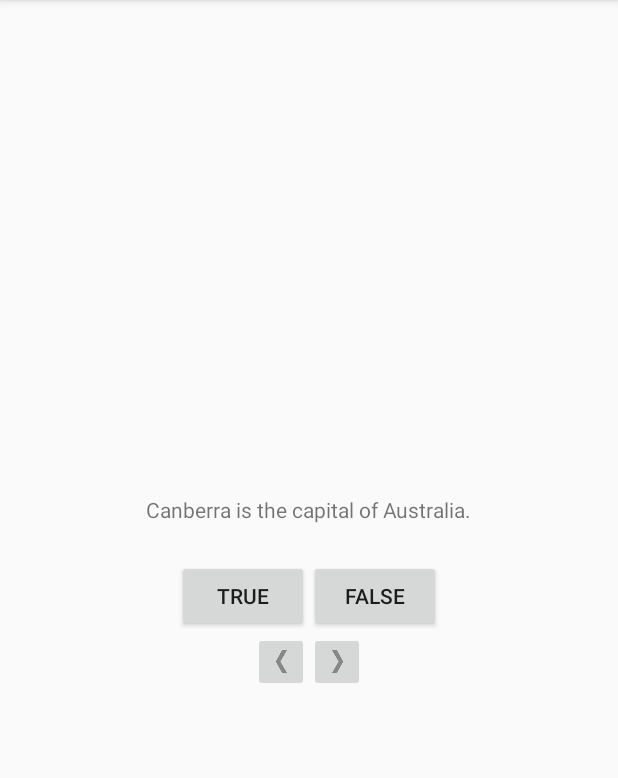
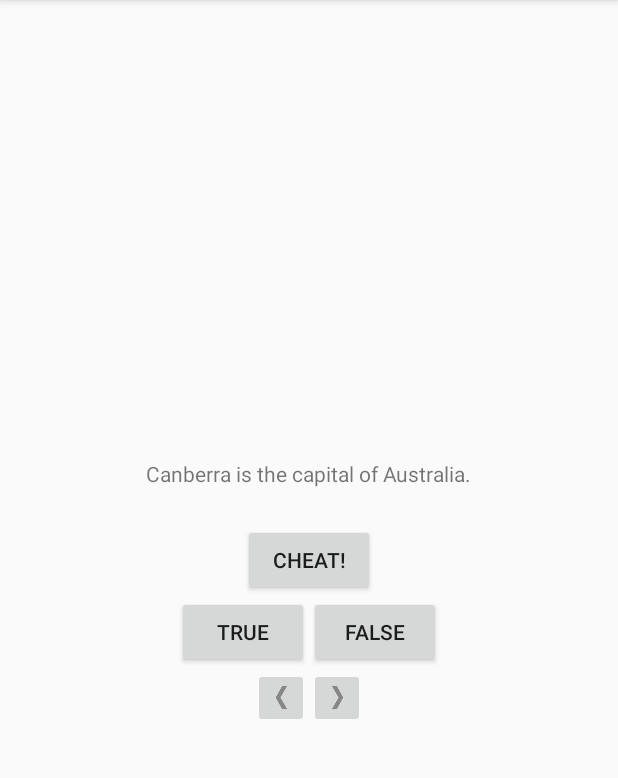
Before and after one commit to duydung2007/IOTLink_Android_Learning, an Android app: the screen it shows after launch (QuizActivity), on a phone screen of 412 x 824 dp, the part 84-862 px from its top. Run offline under Robolectric (Android 15) with nearby library versions, the phone set to English and light mode, and no system bars.

Commit message:
- Chapter 5: Your second activity

```diff
--- a/GeoQuiz/app/build.gradle
+++ b/GeoQuiz/app/build.gradle
@@ -24,7 +24,7 @@ android {
 
 dependencies {
     implementation fileTree(dir: 'libs', include: ['*.jar'])
-    implementation"org.jetbrains.kotlin:kotlin-stdlib-jdk7:$kotlin_version"
+    implementation "org.jetbrains.kotlin:kotlin-stdlib-jdk7:$kotlin_version"
     implementation 'com.android.support:appcompat-v7:28.0.0'
     implementation 'com.android.support.constraint:constraint-layout:1.1.3'
     testImplementation 'junit:junit:4.12'
--- a/GeoQuiz/app/src/main/AndroidManifest.xml
+++ b/GeoQuiz/app/src/main/AndroidManifest.xml
@@ -9,6 +9,8 @@
             android:roundIcon="@mipmap/ic_launcher_round"
             android:supportsRtl="true"
             android:theme="@style/AppTheme">
+        <activity android:name=".CheatActivity">
+        </activity>
         <activity android:name=".QuizActivity">
             <intent-filter>
                 <action android:name="android.intent.action.MAIN"/>
--- a/GeoQuiz/app/src/main/java/android/bignerdranch/com/QuizActivity.kt
+++ b/GeoQuiz/app/src/main/java/android/bignerdranch/com/QuizActivity.kt
@@ -1,5 +1,7 @@
 package android.bignerdranch.com
 
+import android.app.Activity
+import android.content.Intent
 import android.support.v7.app.AppCompatActivity
 import android.os.Bundle
 import android.util.Log
@@ -9,14 +11,17 @@ import android.widget.TextView
 import android.widget.Toast
 
 class QuizActivity : AppCompatActivity() {
+	companion object {
+		private const val TAG = "QuizActivity"
+		private const val KEY_INDEX = "index"
+		private const val REQUEST_CODE_CHEAT = 0
+	}
 	private var mTrueButton: Button? = null
 	private var mFalseButton: Button? = null
 	private var mPreviousButton: ImageButton? = null
 	private var mNextButton: ImageButton? = null
+	private var mCheatButton: Button? = null
 	private var mQuestionTextView: TextView? = null
-
-	private val TAG = "QuizActivity"
-	private val KEY_INDEX = "index"
 
 	private var mQuestionBank: Array<Question> = arrayOf(
 		Question(R.string.question_australia, true),
@@ -28,6 +33,7 @@ class QuizActivity : AppCompatActivity() {
 	)
 
 	private var mCurrentIndex: Int = 0
+	private var mIsCheater: Boolean = false
 
 	override fun onCreate(savedInstanceState: Bundle?) {
 		super.onCreate(savedInstanceState)
@@ -52,14 +58,37 @@ class QuizActivity : AppCompatActivity() {
 		mPreviousButton = findViewById(R.id.previous_button)
 		mPreviousButton?.setOnClickListener {
 			mCurrentIndex = if (mCurrentIndex > 0) mCurrentIndex - 1 else mQuestionBank.size - 1
+			mIsCheater = false
 			updateQuestion()
 		}
 		mNextButton = findViewById(R.id.next_button)
 		mNextButton?.setOnClickListener {
 			mCurrentIndex = (mCurrentIndex + 1) % mQuestionBank.size
+			mIsCheater = false
 			updateQuestion()
 		}
+		mCheatButton = findViewById(R.id.cheat_button)
+		mCheatButton?.setOnClickListener {
+			/** Start CheatActivity **/
+			val answerIsTrue = mQuestionBank[mCurrentIndex].isAnswerTrue()
+			val intent = CheatActivity.newIntent(this, answerIsTrue!!)
+			startActivityForResult(intent, REQUEST_CODE_CHEAT)
+		}
 		updateQuestion()
+	}
+
+	override fun onActivityResult(requestCode: Int, resultCode: Int, data: Intent?) {
+		super.onActivityResult(requestCode, resultCode, data)
+		if (resultCode != Activity.RESULT_OK) {
+			return
+		}
+
+		if (requestCode == REQUEST_CODE_CHEAT) {
+			if (data == null) {
+				return
+			}
+			mIsCheater = CheatActivity.wasAnswerShown(data)
+		}
 	}
 
 	private fun updateQuestion() {
@@ -70,11 +99,15 @@ class QuizActivity : AppCompatActivity() {
 	private fun checkAnswer(userPressedTrue: Boolean) {
 		val answerIsTrue = mQuestionBank[mCurrentIndex].isAnswerTrue()
 		var messageResId: Int
-		if (userPressedTrue == answerIsTrue) {
-			messageResId = R.string.correct_toast
+		if (mIsCheater) {
+			messageResId = R.string.judgment_toast
 		}
 		else {
-			messageResId = R.string.incorrect_toast
+			if (userPressedTrue == answerIsTrue) {
+				messageResId = R.string.correct_toast
+			} else {
+				messageResId = R.string.incorrect_toast
+			}
 		}
 		Toast.makeText(this, messageResId, Toast.LENGTH_SHORT).show()
 	}
--- a/GeoQuiz/app/src/main/res/layout-land/activity_quiz.xml
+++ b/GeoQuiz/app/src/main/res/layout-land/activity_quiz.xml
@@ -9,6 +9,12 @@
             android:layout_height="wrap_content"
             android:layout_gravity="center_horizontal"
             android:padding="24dp"/>
+    <Button
+            android:text="@string/cheat_button"
+            android:layout_width="wrap_content"
+            android:layout_height="wrap_content"
+            android:layout_gravity="bottom|center_horizontal"
+            android:id="@+id/cheat_button"/>
     <LinearLayout
             android:orientation="horizontal"
             android:layout_gravity="center_vertical|center_horizontal"
@@ -25,17 +31,12 @@
                 android:layout_width="wrap_content"
                 android:layout_height="wrap_content"/>
     </LinearLayout>
-    <LinearLayout
-            android:orientation="horizontal"
-            android:gravity="center_horizontal"
-            android:layout_gravity="bottom"
-            android:layout_width="match_parent"
-            android:layout_height="wrap_content">
     <ImageButton
             android:id="@+id/previous_button"
             android:layout_width="wrap_content"
             android:layout_height="wrap_content"
             android:src="@drawable/arrow_left"
+            android:layout_gravity="start|bottom"
             android:contentDescription="@string/true_button"
     />
     <ImageButton
@@ -43,7 +44,7 @@
             android:layout_width="wrap_content"
             android:layout_height="wrap_content"
             android:src="@drawable/arrow_right"
+            android:layout_gravity="end|bottom"
             android:contentDescription="@string/next_button"
     />
-    </LinearLayout>
 </FrameLayout>
--- a/GeoQuiz/app/src/main/res/layout/activity_quiz.xml
+++ b/GeoQuiz/app/src/main/res/layout/activity_quiz.xml
@@ -10,6 +10,11 @@
             android:layout_width="wrap_content"
             android:layout_height="wrap_content"
             android:padding="24dp"/>
+    <Button
+            android:text="@string/cheat_button"
+            android:layout_width="wrap_content"
+            android:layout_height="wrap_content"
+            android:id="@+id/cheat_button"/>
     <LinearLayout
             android:orientation="horizontal"
             android:layout_width="wrap_content"
--- a/GeoQuiz/app/src/main/res/values/strings.xml
+++ b/GeoQuiz/app/src/main/res/values/strings.xml
@@ -10,6 +10,10 @@
     <string name="false_button">False</string>
     <string name="correct_toast">Correct!</string>
     <string name="incorrect_toast">Incorrect!</string>
+    <string name="warning_text">Are you sure you want to do this?</string>
+    <string name="show_answer_button">Show Answer</string>
+    <string name="cheat_button">Cheat!</string>
+    <string name="judgment_toast">Cheating is wrong.</string>
     <string name="previous_button">Prev</string>
     <string name="next_button">Next</string>
 </resources>
```
Also changed, not shown: GeoQuiz/app/src/main/java/android/bignerdranch/com/CheatActivity.kt (added, +56 -0 lines), GeoQuiz/app/src/main/res/layout/activity_cheat.xml (added, +27 -0 lines). Lines whose indentation alone changed are shown as unchanged.
